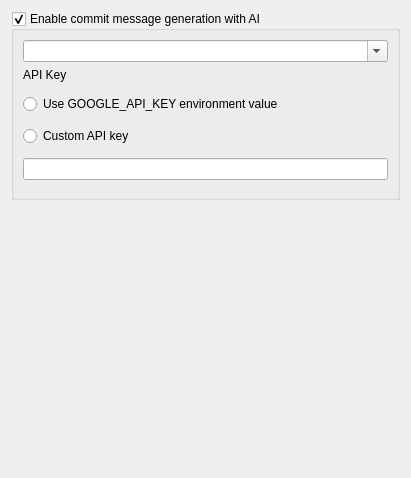
Qt form src/SettingAiForm.ui (soramimi/Guitar) before a commit.
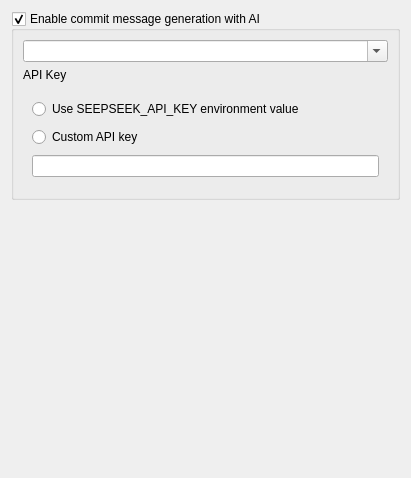
The same form after that commit.

```diff
--- a/src/SettingAiForm.ui
+++ b/src/SettingAiForm.ui
@@ -55,7 +55,7 @@
          </size>
         </property>
         <property name="currentIndex">
-         <number>2</number>
+         <number>3</number>
         </property>
         <widget class="QWidget" name="page_openai">
          <layout class="QVBoxLayout" name="verticalLayout_3">
@@ -156,6 +156,27 @@
           </item>
          </layout>
         </widget>
+        <widget class="QWidget" name="page_deepseek">
+         <layout class="QVBoxLayout" name="verticalLayout_6">
+          <item>
+           <widget class="QRadioButton" name="radioButton_use_DEEPSEEK_API_KEY_env_value">
+            <property name="text">
+             <string>Use SEEPSEEK_API_KEY environment value</string>
+            </property>
+           </widget>
+          </item>
+          <item>
+           <widget class="QRadioButton" name="radioButton_use_custom_deepseek_api_key">
+            <property name="text">
+             <string>Custom API key</string>
+            </property>
+           </widget>
+          </item>
+          <item>
+           <widget class="QLineEdit" name="lineEdit_deepseek_api_key"/>
+          </item>
+         </layout>
+        </widget>
         <widget class="QWidget" name="page_unknown"/>
        </widget>
       </item>
```
